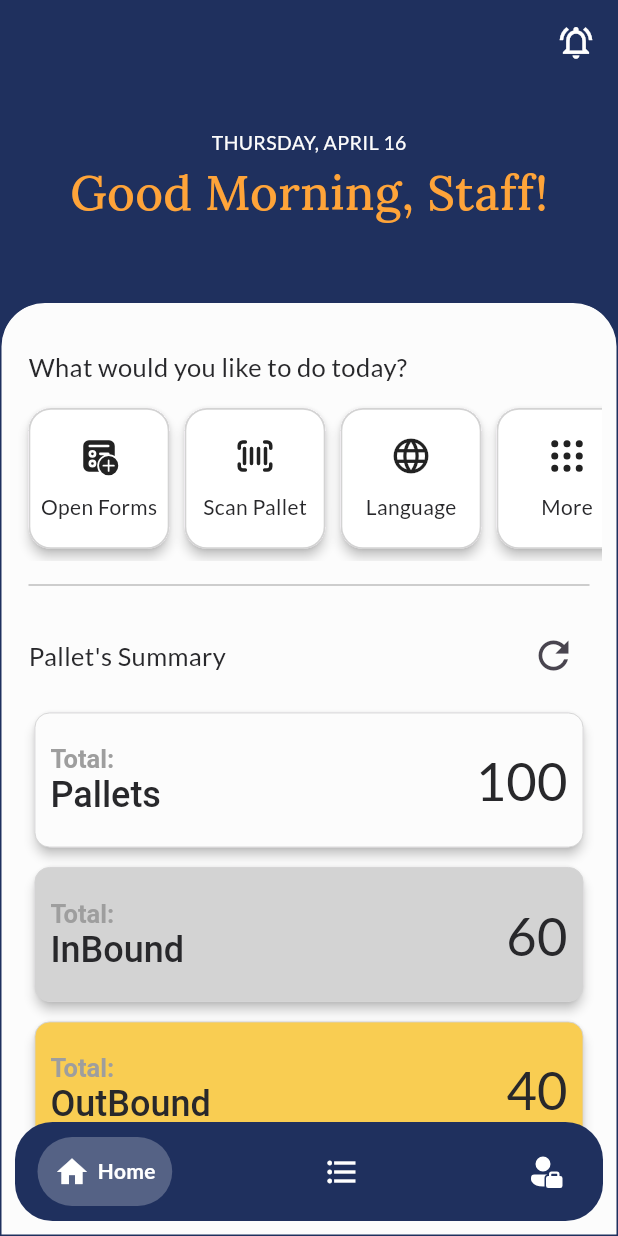
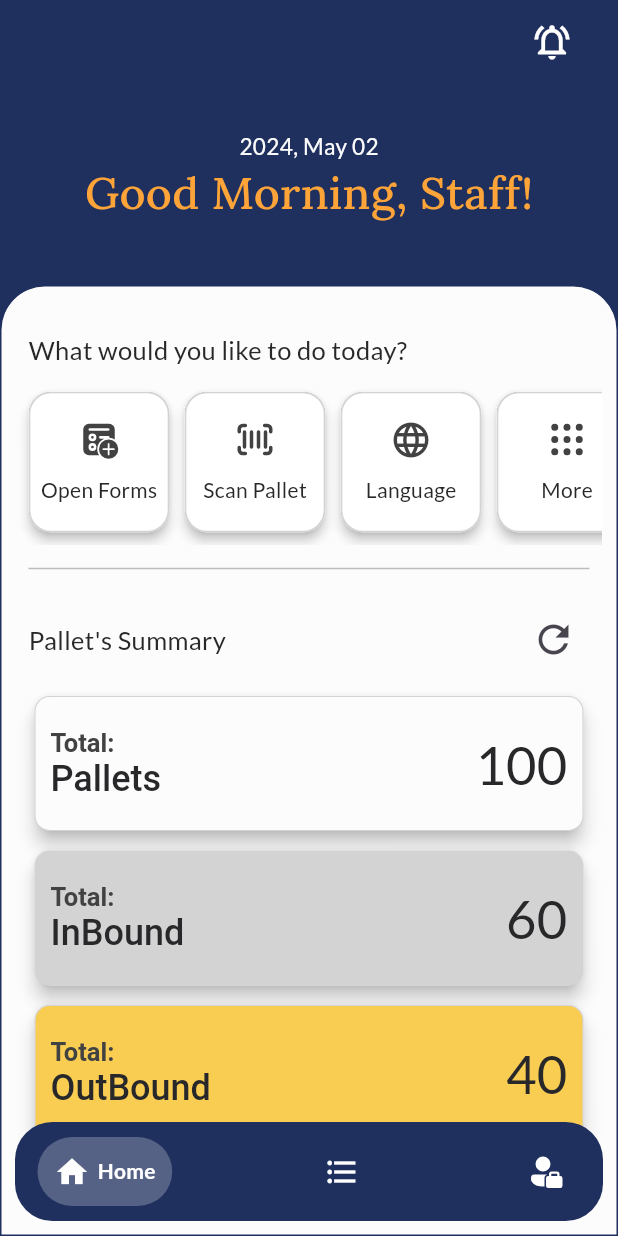
Before and after one commit to AfiqNSE/store_management_flutter_app, a Flutter app: the screen it shows after launch, on a phone screen of 412 x 824 dp. Run offline on Flutter 3.47's test engine with Material 3 defaults, Android fonts, the phone set to English and light mode, and no system bars; drawn by our look-alikes of google_nav_bar; our stand-ins replace dropdown_button2, firebase_core, fluentui_system_icons, flutter_secure_storage, google_fonts; missing offline and left inert: flutter_barcode_scanner, syncfusion_flutter_signaturepad; accounts and stored records are empty; project files that could hold a hidden picture were left out.

Commit message:
Update home view

```diff
--- a/lib/view/home/home_view.dart
+++ b/lib/view/home/home_view.dart
@@ -1,7 +1,11 @@
 import 'package:flutter/material.dart';
 import 'package:fluentui_system_icons/fluentui_system_icons.dart';
+import 'package:flutter/services.dart';
+import 'package:flutter_barcode_scanner/flutter_barcode_scanner.dart';
 import 'package:google_fonts/google_fonts.dart';
+import 'package:intl/intl.dart';
 import 'package:store_management_system/utils/main_utils.dart';
+import 'package:store_management_system/view/home/notification_view.dart';
 import 'package:store_management_system/view/pallet/pallet_form.dart';
 
 class HomeView extends StatefulWidget {
@@ -12,19 +16,52 @@ class HomeView extends StatefulWidget {
 }
 
 class _HomeViewState extends State<HomeView> {
+  late String formattedDate;
+  late String greetingMessage = '';
+
+  @override
+  void initState() {
+    super.initState();
+    _getDate();
+    _greetingMeesage();
+  }
+
+  void _getDate() {
+    final DateTime now = DateTime.now();
+    final dateFormatter = DateFormat('yyyy, MMMM dd');
+    formattedDate = dateFormatter.format(now);
+  }
+
+  void _greetingMeesage() {
+    var timeNow = DateTime.now().hour;
+    if (timeNow <= 11.59) {
+      greetingMessage = 'Good Morning, Staff!';
+    } else if (timeNow > 12 && timeNow <= 16) {
+      greetingMessage = 'Good Afternoon, Staff!';
+    } else if (timeNow > 16) {
+      greetingMessage = 'Good Evening, Staff!';
+    }
+  }
+
   @override
   Widget build(BuildContext context) {
     return Scaffold(
       appBar: AppBar(
         backgroundColor: const Color.fromRGBO(31, 48, 94, 1),
         elevation: 0.0,
-        actions: const [
+        actions: [
           Padding(
-            padding: EdgeInsets.only(right: 15.0),
-            child: Icon(
+            padding: const EdgeInsets.only(right: 20.0),
+            child: IconButton(
+              color: Colors.white,
+              onPressed: () {
+                Navigator.push(context,
+                    SlideRoute(page: const NotificationView(), toRight: false));
+              },
+              icon: const Icon(
                 Icons.notifications_active_outlined,
-              size: 26,
-              color: Colors.white,
+                size: 28,
+              ),
             ),
           ),
         ],
@@ -34,22 +71,22 @@ class _HomeViewState extends State<HomeView> {
       body: Column(
         children: [
           Padding(
-            padding: const EdgeInsets.fromLTRB(0, 30, 0, 50),
+            padding: const EdgeInsets.fromLTRB(0, 30, 0, 40),
             child: Column(
               children: [
-                const Text(
-                  'THURSDAY, APRIL 16',
-                  style: TextStyle(
+                Text(
+                  formattedDate,
+                  style: const TextStyle(
                     color: Color.fromRGBO(252, 252, 252, 1),
-                    fontSize: 13,
+                    fontSize: 15,
                     fontWeight: FontWeight.w500,
                   ),
                 ),
-                Text('Good Morning, Staff!',
+                Text(greetingMessage,
                     style: GoogleFonts.lora(
                       textStyle: const TextStyle(
                         color: Color.fromRGBO(255, 164, 57, 1),
-                        fontSize: 32,
+                        fontSize: 30,
                         fontWeight: FontWeight.w500,
                       ),
                     )),
@@ -110,7 +147,7 @@ class _HomeViewState extends State<HomeView> {
                               ),
                               createFeaturesGrid(
                                 'Scan Pallet',
-                                onTap: () {},
+                                onTap: scanPallet,
                                 icon: FluentIcons.barcode_scanner_24_filled,
                               ),
                               createFeaturesGrid(
@@ -156,7 +193,8 @@ class _HomeViewState extends State<HomeView> {
                         ),
                       ),
                       Padding(
-                        padding: const EdgeInsets.fromLTRB(8, 5, 8, 5),
+                        padding: const EdgeInsets.fromLTRB(8, 5, 8, 90),
+                        child: SingleChildScrollView(
                           child: Column(
                             mainAxisAlignment: MainAxisAlignment.spaceAround,
                             children: [
@@ -173,6 +211,7 @@ class _HomeViewState extends State<HomeView> {
                                 40,
                               ),
                             ],
+                          ),
                         ),
                       ),
                     ],
@@ -211,7 +250,11 @@ class _HomeViewState extends State<HomeView> {
           child: Column(
             mainAxisAlignment: MainAxisAlignment.center,
             children: [
-              Icon(icon, size: 28),
+              Icon(
+                icon,
+                size: 28,
+                color: Colors.grey.shade800,
+              ),
               const SizedBox(height: 10),
               Text(
                 text,
@@ -228,6 +271,49 @@ class _HomeViewState extends State<HomeView> {
     );
   }
 
+  scanPallet() async {
+    String qrScanRes = "-1";
+    var scaffoldMessenger = ScaffoldMessenger.of(context);
+
+    // Platform messages may fail, so we use a try/catch PlatformException.
+    try {
+      qrScanRes = await FlutterBarcodeScanner.scanBarcode(
+        '#ff6666',
+        'Cancel',
+        true,
+        ScanMode.QR,
+      );
+    } on PlatformException {
+      scaffoldMessenger.showSnackBar(SnackBar(
+        content: const Text('Failed to get platform version.'),
+        backgroundColor: Colors.red.shade300,
+        duration: const Duration(seconds: 3),
+      ));
+
+      throw ErrorDescription('Failed to get platform version.');
+    }
+
+    if (qrScanRes == '-1') {
+      return;
+    }
+
+    try {
+      //Store the qr value in here into a variable
+
+      if (mounted) {
+        Navigator.of(context).pop();
+      }
+    } on Exception {
+      if (mounted) {
+        scaffoldMessenger.showSnackBar(SnackBar(
+          content: const Text('Unknown format, please scan again!'),
+          backgroundColor: Colors.red.shade300,
+          duration: const Duration(seconds: 5),
+        ));
+      }
+    }
+  }
+
   Widget createSummaryCard(
     String text,
     int value,
@@ -235,7 +321,7 @@ class _HomeViewState extends State<HomeView> {
     return Padding(
       padding: const EdgeInsets.only(bottom: 5),
       child: Card(
-        elevation: 3.0,
+        elevation: 5,
         shadowColor: Colors.black,
         child: Container(
           height: 90,
@@ -243,7 +329,7 @@ class _HomeViewState extends State<HomeView> {
           decoration: BoxDecoration(
             border: Border.all(
               color: const Color.fromRGBO(211, 211, 211, 1),
-              width: 0.6,
+              width: 0.7,
             ),
             borderRadius: BorderRadius.circular(10),
             color: customCardColor(text),
@@ -259,7 +345,7 @@ class _HomeViewState extends State<HomeView> {
                       text: 'Total:\n',
                       style: TextStyle(
                         fontSize: 17,
-                        color: Colors.grey.shade500,
+                        color: Colors.grey.shade800,
                         fontWeight: FontWeight.w600,
                       ),
                       children: <TextSpan>[
```
Lines whose indentation alone changed are shown as unchanged.
